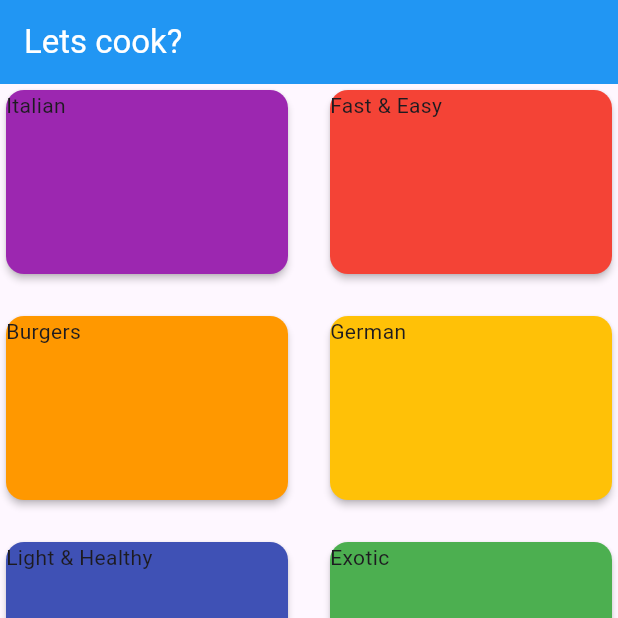
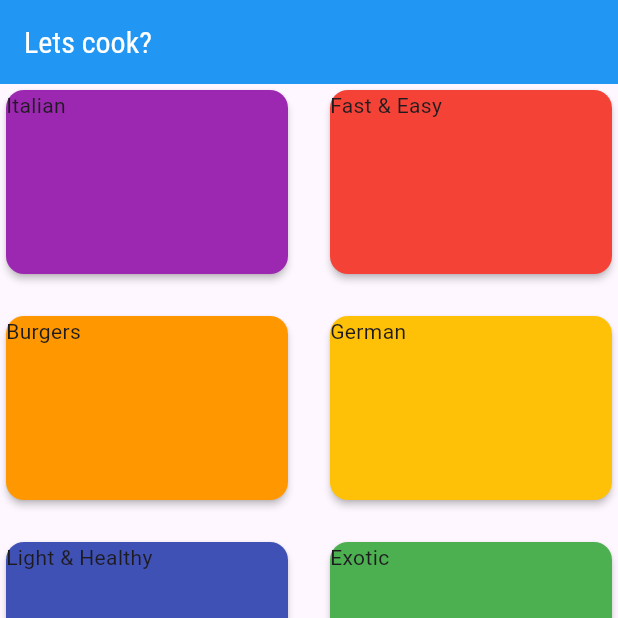
Before and after one commit to davisiqueira1/flutter_meals_app, a Flutter app: the screen it shows after launch, on a phone screen of 412 x 824 dp, the top half of it. Run offline on Flutter 3.47's test engine with Material 3 defaults, Android fonts, the phone set to English and light mode, and no system bars.

Commit message:
feat: create app theme

```diff
--- a/lib/main.dart
+++ b/lib/main.dart
@@ -2,18 +2,34 @@ import 'package:flutter/material.dart';
 import 'package:meals_app/screens/categories_screen.dart';
 
 void main() {
-  runApp(const MyApp());
+  runApp(MyApp());
 }
 
 class MyApp extends StatelessWidget {
-  const MyApp({super.key});
+  MyApp({super.key});
+
+  final ThemeData theme = ThemeData();
 
   @override
   Widget build(BuildContext context) {
     return MaterialApp(
       title: "Lets cook?",
-      theme: ThemeData(
-        primarySwatch: Colors.blue,
+      theme: theme.copyWith(
+        colorScheme: theme.colorScheme.copyWith(
+          primary: Colors.pink,
+          secondary: Colors.amber,
+        ),
+        canvasColor: const Color.fromRGBO(255, 254, 229, 1),
+        textTheme: theme.textTheme.copyWith(
+          titleLarge: const TextStyle(
+            fontSize: 20,
+            fontFamily: "RobotoCondensed",
+            color: Colors.black,
+          ),
+          labelLarge: const TextStyle(
+            fontFamily: "Raleway",
+          ),
+        ),
       ),
       home: const CategoriesScreen(),
     );
```
